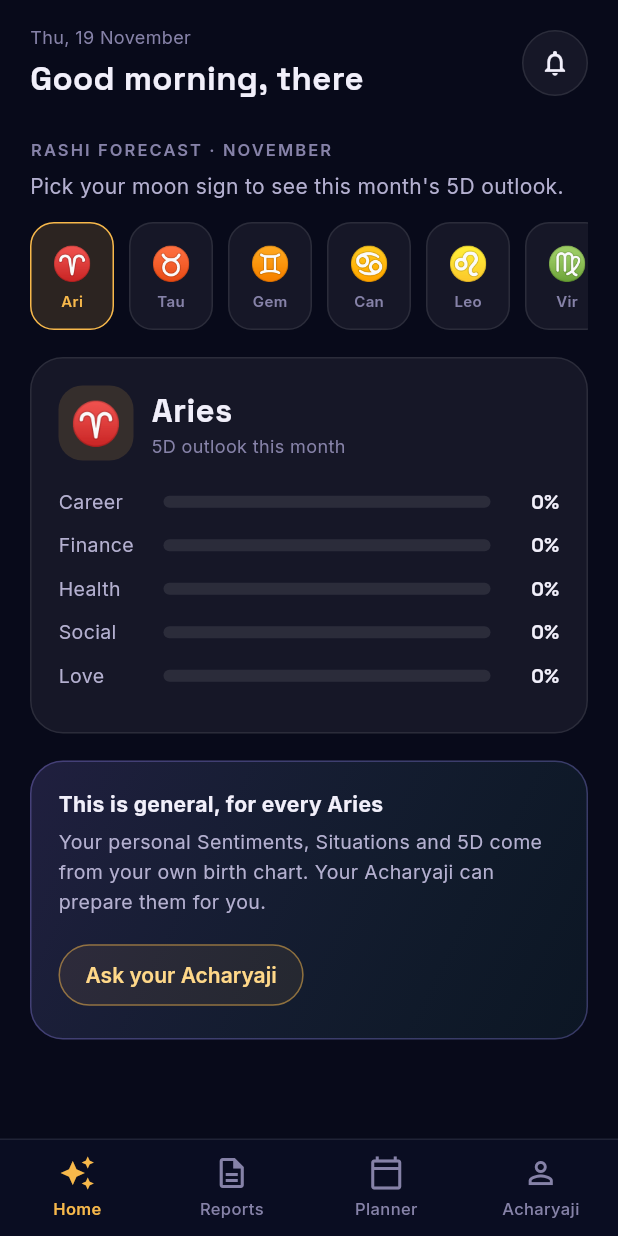
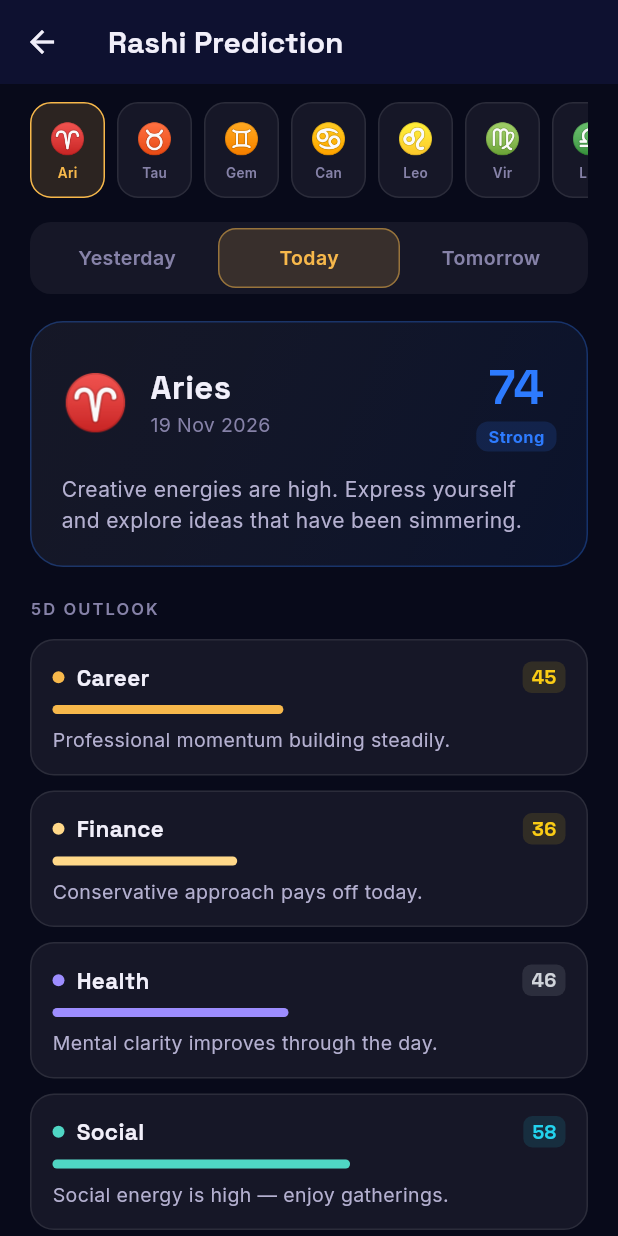
Before and after one commit to digitalcosmo/myacharyaji-app, a Flutter app: the HomeScreen screen opened by its route, after a tap on an icon or button, on a phone screen of 412 x 824 dp. Run offline on Flutter 3.47's test engine with Material 3 defaults, Android fonts, the phone set to English and light mode, and no system bars; our stand-ins replace dio, get, google_fonts, shared_preferences; accounts and stored records are empty; network calls fail; statements that could not run were skipped.

Commit message:
Add Rashi Prediction screen with daily forecasts
Shows yesterday/today/tomorrow predictions per rashi sign with:
- Horizontal rashi selector (12 zodiac chips)
- Day toggle (Yesterday / Today / Tomorrow)
- Overall score with zone badge
- 5D outlook breakdown (Career, Finance, Health, Social, Love)
- Cosmic tip of the day
All mock data. Home tab rashi chips now navigate to this screen.

Co-Authored-By: Claude Opus 4.6 <noreply@anthropic.com>
Claude-Session: https://claude.ai/code/session_01RxWtFf8PNDCWyNi53h3dJ1

```diff
--- a/lib/features/home/views/home_tab.dart
+++ b/lib/features/home/views/home_tab.dart
@@ -68,7 +68,10 @@ class HomeTab extends StatelessWidget {
               itemBuilder: (_, i) {
                 final sel = home.selectedRashi.value == i;
                 return GestureDetector(
-                  onTap: () => home.selectRashi(i),
+                  onTap: () {
+                    home.selectRashi(i);
+                    Get.toNamed('/rashi-prediction', arguments: i);
+                  },
                   child: Container(
                     width: 56,
                     decoration: BoxDecoration(
--- /dev/null
+++ b/lib/features/predictions/views/rashi_prediction_screen.dart
@@ -0,0 +1,321 @@
+import 'dart:math';
+import 'package:flutter/material.dart';
+import 'package:get/get.dart';
+import 'package:google_fonts/google_fonts.dart';
+import '../../../core/theme/app_colors.dart';
+
+/// Daily rashi predictions for yesterday / today / tomorrow (mock data).
+class RashiPredictionScreen extends StatefulWidget {
+  const RashiPredictionScreen({super.key});
+
+  @override
+  State<RashiPredictionScreen> createState() => _RashiPredictionScreenState();
+}
+
+class _RashiPredictionScreenState extends State<RashiPredictionScreen> {
+  late int _rashiIndex;
+  int _dayIndex = 1; // 0 = yesterday, 1 = today, 2 = tomorrow
+
+  final _dayLabels = ['Yesterday', 'Today', 'Tomorrow'];
+
+  @override
+  void initState() {
+    super.initState();
+    _rashiIndex = (Get.arguments as int?) ?? 0;
+  }
+
+  // ── mock predictions keyed by (rashi, day) ──
+  Map<String, dynamic> _prediction() {
+    final rng = Random(_rashiIndex * 10 + _dayIndex + 7);
+    final dims = ['Career', 'Finance', 'Health', 'Social', 'Love'];
+    final keys = ['career', 'finance', 'health', 'social', 'love'];
+
+    return {
+      'overall': 30 + rng.nextInt(70),
+      'summary': _mockSummary(rng),
+      'dims': List.generate(5, (i) => {
+        'name': dims[i],
+        'key': keys[i],
+        'score': 20 + rng.nextInt(80),
+        'line': _dimLine(keys[i], rng),
+      }),
+      'tip': _mockTip(rng),
+    };
+  }
+
+  String _mockSummary(Random r) {
+    const pool = [
+      'The cosmic currents favour patience and careful decision-making today. Let things unfold naturally.',
+      'An energetic day ahead — channels opening in unexpected directions. Stay alert for opportunities.',
+      'A reflective period. Inner clarity will guide you better than external advice right now.',
+      'Strong GRAH alignment brings momentum. Push important plans forward with confidence.',
+      'Mixed cosmic signals suggest a balanced approach. Avoid extremes in decisions or commitments.',
+      'A day of consolidation. Secure what you have built rather than chasing new ventures.',
+      'Creative energies are high. Express yourself and explore ideas that have been simmering.',
+    ];
+    return pool[r.nextInt(pool.length)];
+  }
+
+  String _dimLine(String dim, Random r) {
+    const lines = {
+      'career': [
+        'Professional momentum building steadily.',
+        'Take a step back and reassess priorities.',
+        'Collaborations look promising — say yes to teamwork.',
+        'A good day to pitch ideas or negotiate.',
+      ],
+      'finance': [
+        'Avoid impulsive spending; review commitments.',
+        'Steady inflow expected — stay the course.',
+        'An opportunity for smart investment may arise.',
+        'Conservative approach pays off today.',
+      ],
+      'health': [
+        'Energy levels are strong — use them wisely.',
+        'Rest is as productive as action today.',
+        'Hydration and light movement will serve you well.',
+        'Mental clarity improves through the day.',
+      ],
+      'social': [
+        'Reconnect with someone you have been meaning to call.',
+        'Social energy is high — enjoy gatherings.',
+        'Boundaries matter today — protect your peace.',
+        'A meaningful conversation is on the cards.',
+      ],
+      'love': [
+        'Emotional openness strengthens bonds.',
+        'Give space where it is needed — it will come back.',
+        'Small gestures carry large meaning today.',
+        'A day for honest, heartfelt communication.',
+      ],
+    };
+    final pool = lines[dim] ?? lines['career']!;
+    return pool[r.nextInt(pool.length)];
+  }
+
+  String _mockTip(Random r) {
+    const tips = [
+      'Wear something green to attract positive Budh energy.',
+      'Chant "Om Surya Namah" 11 times before sunrise.',
+      'Avoid signing contracts or major purchases today.',
+      'Donate food grains to the needy for Shani relief.',
+      'Offer water to a Peepal tree in the morning.',
+      'Meditate for 10 minutes during sunset for Shukra balance.',
+      'Light a ghee lamp in the east corner of your home.',
+    ];
+    return tips[r.nextInt(tips.length)];
+  }
+
+  @override
+  Widget build(BuildContext context) {
+    final p = _prediction();
+    final overall = p['overall'] as int;
+    final zone = AppColors.zoneOf(overall);
+    final dims = p['dims'] as List<Map<String, dynamic>>;
+    final now = DateTime.now();
+    final date = now.add(Duration(days: _dayIndex - 1));
+    final months = ['Jan','Feb','Mar','Apr','May','Jun','Jul','Aug','Sep','Oct','Nov','Dec'];
+    final dateStr = '${date.day} ${months[date.month - 1]} ${date.year}';
+
+    return Scaffold(
+      backgroundColor: AppColors.bg,
+      appBar: AppBar(
+        backgroundColor: AppColors.bg2,
+        leading: IconButton(icon: const Icon(Icons.arrow_back, color: AppColors.tx), onPressed: () => Get.back()),
+        title: Text('Rashi Prediction', style: GoogleFonts.spaceGrotesk(fontSize: 20, fontWeight: FontWeight.w700, color: AppColors.tx)),
+      ),
+      body: ListView(
+        padding: const EdgeInsets.fromLTRB(20, 12, 20, 40),
+        children: [
+          // ── Rashi selector row ──
+          SizedBox(
+            height: 64,
+            child: ListView.separated(
+              scrollDirection: Axis.horizontal,
+              itemCount: 12,
+              separatorBuilder: (_, __) => const SizedBox(width: 8),
+              itemBuilder: (_, i) {
+                final sel = i == _rashiIndex;
+                return GestureDetector(
+                  onTap: () => setState(() => _rashiIndex = i),
+                  child: Container(
+                    width: 50,
+                    decoration: BoxDecoration(
+                      borderRadius: BorderRadius.circular(14),
+                      color: sel ? AppColors.sun.withValues(alpha: 0.15) : AppColors.card,
+                      border: Border.all(color: sel ? AppColors.sun : AppColors.line),
+                    ),
+                    child: Column(
+                      mainAxisAlignment: MainAxisAlignment.center,
+                      children: [
+                        Text(AppColors.rashiSymbols[i], style: TextStyle(fontSize: 20, color: sel ? AppColors.sun : AppColors.tx2)),
+                        const SizedBox(height: 1),
+                        Text(AppColors.rashiNames[i].substring(0, 3), style: GoogleFonts.inter(fontSize: 9, fontWeight: FontWeight.w600, color: sel ? AppColors.sun : AppColors.tx3)),
+                      ],
+                    ),
+                  ),
+                );
+              },
+            ),
+          ),
+          const SizedBox(height: 16),
+
+          // ── Day toggle ──
+          Container(
+            padding: const EdgeInsets.all(4),
+            decoration: BoxDecoration(borderRadius: BorderRadius.circular(14), color: AppColors.card),
+            child: Row(
+              children: List.generate(3, (i) {
+                final sel = i == _dayIndex;
+                return Expanded(
+                  child: GestureDetector(
+                    onTap: () => setState(() => _dayIndex = i),
+                    child: Container(
+                      height: 40,
+                      decoration: BoxDecoration(
+                        borderRadius: BorderRadius.circular(12),
+                        color: sel ? AppColors.sun.withValues(alpha: 0.15) : Colors.transparent,
+                        border: sel ? Border.all(color: AppColors.sun.withValues(alpha: 0.5)) : null,
+                      ),
+                      child: Center(
+                        child: Text(_dayLabels[i], style: GoogleFonts.inter(fontSize: 13, fontWeight: FontWeight.w600, color: sel ? AppColors.sun : AppColors.tx3)),
+                      ),
+                    ),
+                  ),
+                );
+              }),
+            ),
+          ),
+          const SizedBox(height: 18),
+
+          // ── Header card ──
+          Container(
+            padding: const EdgeInsets.all(20),
+            decoration: BoxDecoration(
+              borderRadius: BorderRadius.circular(22),
+              gradient: LinearGradient(
+                begin: Alignment.topLeft,
+                end: Alignment.bottomRight,
+                colors: [AppColors.card, zone.color.withValues(alpha: 0.08)],
+              ),
+              border: Border.all(color: zone.color.withValues(alpha: 0.3)),
+            ),
+            child: Column(
+              children: [
+                Row(
+                  children: [
+                    Text(AppColors.rashiSymbols[_rashiIndex], style: const TextStyle(fontSize: 36)),
+                    const SizedBox(width: 14),
+                    Expanded(
+                      child: Column(
+                        crossAxisAlignment: CrossAxisAlignment.start,
+                        children: [
+                          Text(AppColors.rashiNames[_rashiIndex], style: GoogleFonts.spaceGrotesk(fontSize: 22, fontWeight: FontWeight.w700, color: AppColors.tx)),
+                          Text(dateStr, style: GoogleFonts.inter(fontSize: 13, color: AppColors.tx3)),
+                        ],
+                      ),
+                    ),
+                    Column(
+                      children: [
+                        Text('$overall', style: GoogleFonts.spaceGrotesk(fontSize: 32, fontWeight: FontWeight.w700, color: zone.color)),
+                        Container(
+                          padding: const EdgeInsets.symmetric(horizontal: 8, vertical: 2),
+                          decoration: BoxDecoration(borderRadius: BorderRadius.circular(8), color: zone.color.withValues(alpha: 0.15)),
+                          child: Text(zone.name, style: GoogleFonts.inter(fontSize: 11, fontWeight: FontWeight.w700, color: zone.color)),
+                        ),
+                      ],
+                    ),
+                  ],
+                ),
+                const SizedBox(height: 14),
+                Text(p['summary'] as String, style: GoogleFonts.inter(fontSize: 14, color: AppColors.tx2, height: 1.5)),
+              ],
+            ),
+          ),
+          const SizedBox(height: 20),
+
+          // ── 5D breakdown ──
+          Text('5D OUTLOOK', style: GoogleFonts.inter(fontSize: 11, fontWeight: FontWeight.w600, color: AppColors.tx3, letterSpacing: 1.4)),
+          const SizedBox(height: 12),
+          ...dims.map((d) {
+            final score = d['score'] as int;
+            final dZone = AppColors.zoneOf(score);
+            final color = AppColors.dimensionColor[d['key']] ?? AppColors.sun;
+            return Padding(
+              padding: const EdgeInsets.only(bottom: 10),
+              child: Container(
+                padding: const EdgeInsets.all(14),
+                decoration: BoxDecoration(
+                  borderRadius: BorderRadius.circular(16),
+                  color: AppColors.card,
+                  border: Border.all(color: AppColors.line),
+                ),
+                child: Column(
+                  crossAxisAlignment: CrossAxisAlignment.start,
+                  children: [
+                    Row(
+                      children: [
+                        Container(
+                          width: 8, height: 8,
+                          decoration: BoxDecoration(shape: BoxShape.circle, color: color),
+                        ),
+                        const SizedBox(width: 8),
+                        Text(d['name'] as String, style: GoogleFonts.spaceGrotesk(fontSize: 15, fontWeight: FontWeight.w700, color: AppColors.tx)),
+                        const Spacer(),
+                        Container(
+                          padding: const EdgeInsets.symmetric(horizontal: 6, vertical: 1),
+                          decoration: BoxDecoration(borderRadius: BorderRadius.circular(6), color: dZone.color.withValues(alpha: 0.12)),
+                          child: Text('$score', style: GoogleFonts.spaceGrotesk(fontSize: 13, fontWeight: FontWeight.w700, color: dZone.color)),
+                        ),
+                      ],
+                    ),
+                    const SizedBox(height: 8),
+                    Container(
+                      height: 6,
+                      decoration: BoxDecoration(borderRadius: BorderRadius.circular(3), color: AppColors.line),
+                      child: FractionallySizedBox(
+                        alignment: Alignment.centerLeft,
+                        widthFactor: score / 100,
+                        child: Container(decoration: BoxDecoration(borderRadius: BorderRadius.circular(3), color: color)),
+                      ),
+                    ),
+                    const SizedBox(height: 8),
+                    Text(d['line'] as String, style: GoogleFonts.inter(fontSize: 13, color: AppColors.tx2, height: 1.4)),
+                  ],
+                ),
+              ),
+            );
+          }),
+          const SizedBox(height: 18),
+
+          // ── Cosmic tip ──
+          Container(
+            padding: const EdgeInsets.all(16),
+            decoration: BoxDecoration(
+              borderRadius: BorderRadius.circular(18),
+              color: AppColors.sun.withValues(alpha: 0.06),
+              border: Border.all(color: AppColors.sun.withValues(alpha: 0.2)),
+            ),
+            child: Row(
+              crossAxisAlignment: CrossAxisAlignment.start,
+              children: [
+                const Icon(Icons.auto_awesome, color: AppColors.sun, size: 20),
+                const SizedBox(width: 10),
+                Expanded(
+                  child: Column(
+                    crossAxisAlignment: CrossAxisAlignment.start,
+                    children: [
+                      Text('COSMIC TIP', style: GoogleFonts.inter(fontSize: 11, fontWeight: FontWeight.w600, color: AppColors.sun, letterSpacing: 1.2)),
+                      const SizedBox(height: 4),
+                      Text(p['tip'] as String, style: GoogleFonts.inter(fontSize: 14, color: AppColors.tx2, height: 1.5)),
+                    ],
+                  ),
+                ),
+              ],
+            ),
+          ),
+        ],
+      ),
+    );
+  }
+}
--- a/lib/routes/app_pages.dart
+++ b/lib/routes/app_pages.dart
@@ -15,6 +15,8 @@ import '../features/profile/views/edit_profile_screen.dart';
 import '../features/home/views/guidelines_screen.dart';
 import '../features/home/views/faq_screen.dart';
 import '../features/home/views/about_screen.dart';
+import '../features/reports/views/report_reader_screen.dart';
+import '../features/predictions/views/rashi_prediction_screen.dart';
 
 class AppPages {
   AppPages._();
@@ -35,5 +37,7 @@ class AppPages {
     GetPage(name: AppRoutes.guidelines, page: () => const GuidelinesScreen()),
     GetPage(name: AppRoutes.faq, page: () => const FaqScreen()),
     GetPage(name: AppRoutes.about, page: () => const AboutScreen()),
+    GetPage(name: AppRoutes.reportReader, page: () => const ReportReaderScreen()),
+    GetPage(name: AppRoutes.rashiPrediction, page: () => const RashiPredictionScreen()),
   ];
 }
--- a/lib/routes/app_routes.dart
+++ b/lib/routes/app_routes.dart
@@ -16,4 +16,6 @@ class AppRoutes {
   static const guidelines = '/guidelines';
   static const faq = '/faq';
   static const about = '/about';
+  static const reportReader = '/report-reader';
+  static const rashiPrediction = '/rashi-prediction';
 }
```
